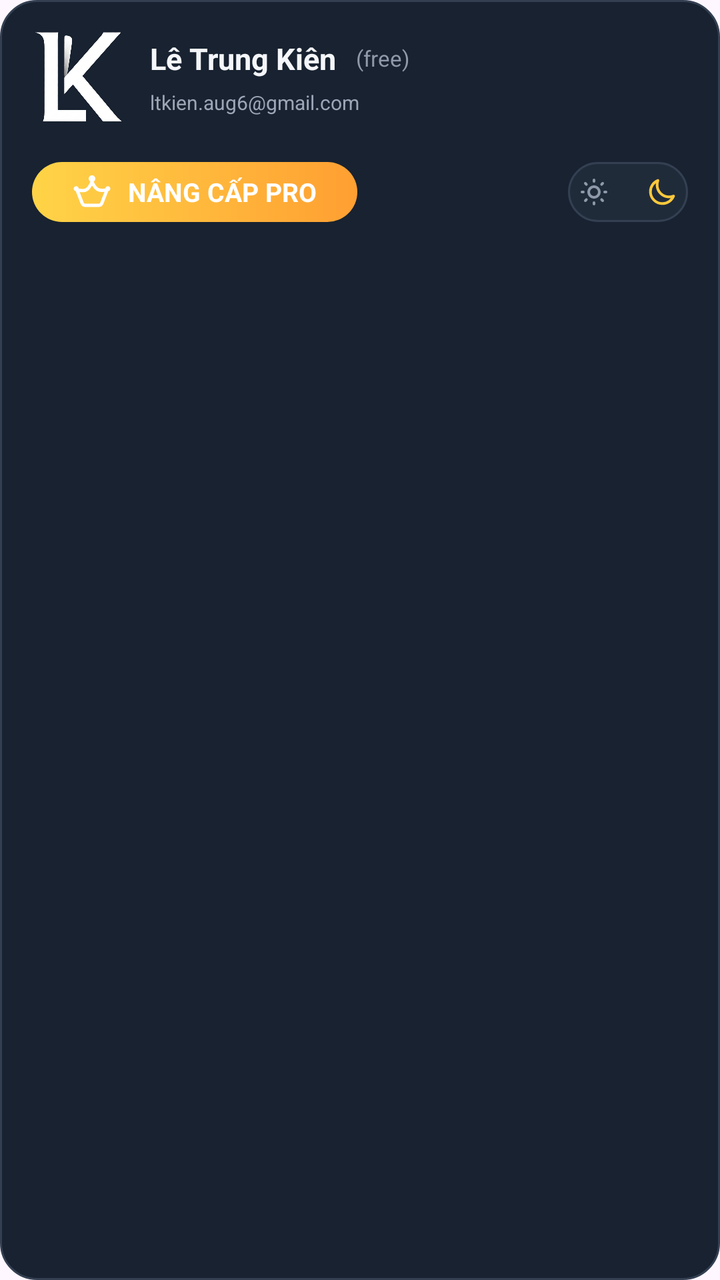
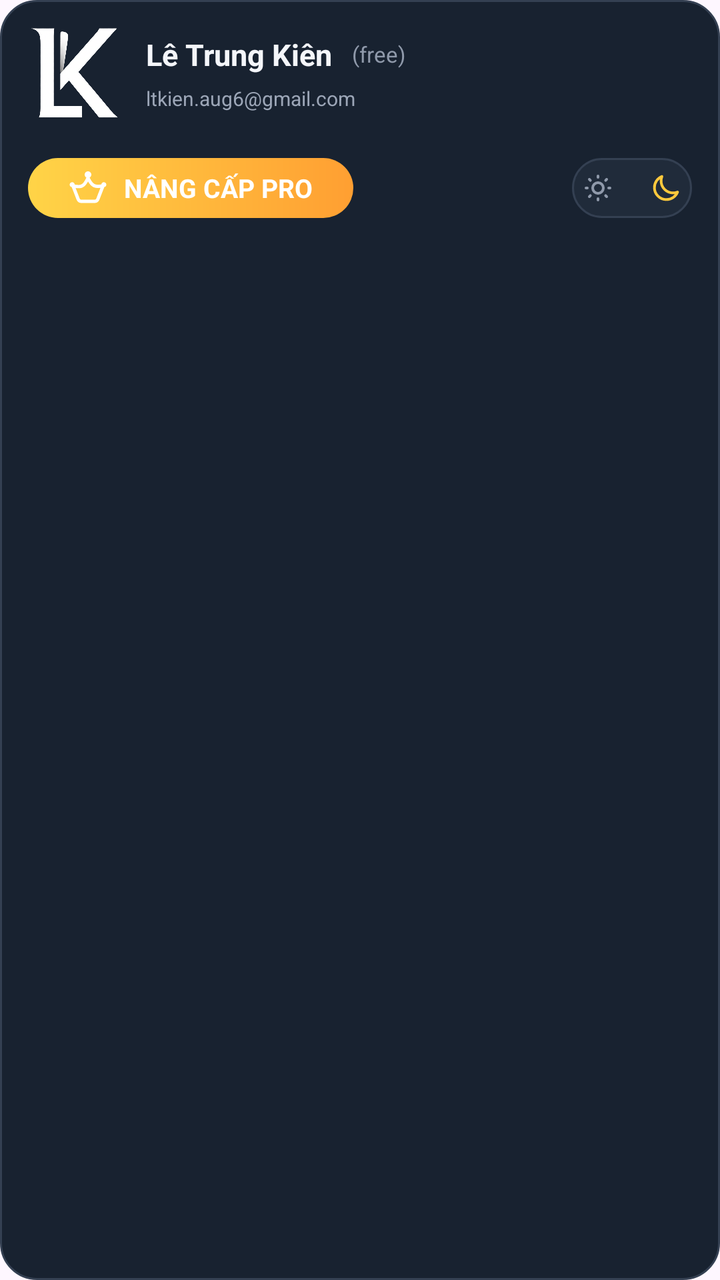

Two renders of the same Android screen: before a commit and after it. Below are the layout's source before the change and the commit's diff.
<!-- AndroidManifest.xml: application theme Theme.Kenglish -->
<!-- res/layout/canhan_thongtinnguoidung.xml -->
<?xml version="1.0" encoding="utf-8"?>
<LinearLayout xmlns:android="http://schemas.android.com/apk/res/android"
    xmlns:app="http://schemas.android.com/apk/res-auto"
    android:id="@+id/card_thong_tin_nguoi_dung"
    android:layout_width="match_parent"
    android:layout_height="wrap_content"
    android:layout_marginBottom="16dp"
    android:background="@drawable/nen_canhan_card"
    android:orientation="vertical"
    android:padding="16dp"
    android:clickable="true"
    android:focusable="true">


    
    <LinearLayout
        android:layout_width="match_parent"
        android:layout_height="wrap_content"
        android:gravity="center_vertical"
        android:orientation="horizontal">


        
        <ImageView
            android:id="@+id/img_anh_dai_dien"
            android:layout_width="45dp"
            android:layout_height="45dp"
            android:contentDescription="Ảnh đại diện"
            android:src="@drawable/nen_anh_dai_dien"
            android:scaleType="centerCrop" />


        
        <LinearLayout
            android:layout_width="0dp"
            android:layout_height="wrap_content"
            android:layout_marginStart="14dp"
            android:layout_weight="1"
            android:orientation="vertical">


            
            <LinearLayout
                android:layout_width="wrap_content"
                android:layout_height="wrap_content"
                android:gravity="center_vertical"
                android:orientation="horizontal">

                <TextView
                    android:id="@+id/txt_ho_ten"
                    android:layout_width="wrap_content"
                    android:layout_height="wrap_content"
                    android:text="Lê Trung Kiên"
                    android:textColor="#F4F6FA"
                    android:textSize="15sp"
                    android:textStyle="bold" />

                <TextView
                    android:id="@+id/txt_loai_tai_khoan"
                    android:layout_width="wrap_content"
                    android:layout_height="wrap_content"
                    android:layout_marginStart="10dp"
                    android:text="(free)"
                    android:textColor="#8F99AA"
                    android:textSize="11sp" />

            </LinearLayout>


            
            <TextView
                android:id="@+id/txt_email"
                android:layout_width="wrap_content"
                android:layout_height="wrap_content"
                android:layout_marginTop="5dp"
                android:text="ltkien.aug6@gmail.com"
                android:textColor="#9CA6B7"
                android:textSize="10sp" />

        </LinearLayout>

    </LinearLayout>


    
    <LinearLayout
        android:layout_width="match_parent"
        android:layout_height="wrap_content"
        android:layout_marginTop="20dp"
        android:gravity="center_vertical"
        android:orientation="horizontal">


        
        <LinearLayout
            android:id="@+id/btn_nang_cap_pro"
            android:layout_width="wrap_content"
            android:layout_height="30dp"
            android:background="@drawable/nen_canhan_pro"
            android:clickable="true"
            android:focusable="true"
            android:gravity="center"
            android:orientation="horizontal"
            android:paddingStart="20dp"
            android:paddingEnd="20dp">

            
            <ImageView
                android:layout_width="20dp"
                android:layout_height="20dp"
                android:contentDescription="PRO"
                app:srcCompat="@drawable/ic_vip"
                app:tint="#FFFFFF" />

            
            <TextView
                android:layout_width="wrap_content"
                android:layout_height="wrap_content"
                android:layout_marginStart="8dp"
                android:text="NÂNG CẤP PRO"
                android:textColor="#FFFFFF"
                android:textSize="13sp"
                android:textStyle="bold" />

        </LinearLayout>


        
        <Space
            android:layout_width="0dp"
            android:layout_height="1dp"
            android:layout_weight="1" />


        
        <LinearLayout
            android:id="@+id/btn_che_do_giao_dien"
            android:layout_width="60dp"
            android:layout_height="30dp"
            android:background="@drawable/nen_canhan_chedo"
            android:clickable="true"
            android:focusable="true"
            android:gravity="center"
            android:orientation="horizontal">

            
            <ImageView
                android:id="@+id/img_che_do_sang"
                android:layout_width="16dp"
                android:layout_height="16dp"
                android:contentDescription="Chế độ sáng"
                app:srcCompat="@drawable/ic_mattroi"
                app:tint="#8F99AA" />

            
            <ImageView
                android:id="@+id/img_che_do_toi"
                android:layout_width="16dp"
                android:layout_height="16dp"
                android:layout_marginStart="18dp"
                android:contentDescription="Chế độ tối"
                app:srcCompat="@drawable/ic_mattrang"
                app:tint="#FFC93C" />

        </LinearLayout>

    </LinearLayout>

</LinearLayout>
<!-- resources referenced by this layout -->
<resources>
  <!-- drawable ic_mattrang (drawable) -->
  <vector xmlns:android="http://schemas.android.com/apk/res/android"
      android:width="800dp"
      android:height="800dp"
      android:viewportWidth="24"
      android:viewportHeight="24">
    <path
        android:pathData="M3.32,11.684C3.32,16.654 7.35,20.684 12.32,20.684C16.108,20.684 19.348,18.344 20.677,15.032C19.64,15.449 18.506,15.683 17.32,15.683C12.35,15.683 8.32,11.654 8.32,6.683C8.32,5.503 8.552,4.363 8.965,3.33C5.656,4.66 3.32,7.899 3.32,11.684Z"
        android:strokeLineJoin="round"
        android:strokeWidth="2"
        android:fillColor="#00000000"
        android:strokeColor="#000000"
        android:strokeLineCap="round"/>
  </vector>
  <!-- drawable ic_mattroi (drawable) -->
  <vector xmlns:android="http://schemas.android.com/apk/res/android"
      android:width="800dp"
      android:height="800dp"
      android:viewportWidth="24"
      android:viewportHeight="24">
    <path
        android:pathData="M12,3V4M12,20V21M4,12H3M6.314,6.314L5.5,5.5M17.686,6.314L18.5,5.5M6.314,17.69L5.5,18.5M17.686,17.69L18.5,18.5M21,12H20M16,12C16,14.209 14.209,16 12,16C9.791,16 8,14.209 8,12C8,9.791 9.791,8 12,8C14.209,8 16,9.791 16,12Z"
        android:strokeLineJoin="round"
        android:strokeWidth="2"
        android:fillColor="#00000000"
        android:strokeColor="#000000"
        android:strokeLineCap="round"/>
  </vector>
  <!-- drawable ic_vip (drawable) -->
  <vector xmlns:android="http://schemas.android.com/apk/res/android"
      android:width="800dp"
      android:height="800dp"
      android:viewportWidth="24"
      android:viewportHeight="24">
    <path
        android:pathData="M12.987,5.74C13.592,5.396 14,4.746 14,4C14,2.895 13.105,2 12,2C10.895,2 10,2.895 10,4C10,4.747 10.41,5.399 11.017,5.742L11.008,5.76C10.352,7.127 9.442,9.085 8.037,9.82C6.883,10.423 5.226,10.119 3.996,9.894C3.942,9.115 3.293,8.5 2.5,8.5C1.672,8.5 1,9.172 1,10C1,10.735 1.528,11.346 2.225,11.475L5.173,19.084C5.62,20.239 6.731,21 7.97,21L16.03,21C17.269,21 18.38,20.239 18.827,19.084L21.774,11.475C22.472,11.346 23,10.735 23,10C23,9.172 22.328,8.5 21.5,8.5C20.722,8.5 20.083,9.092 20.007,9.85C18.748,10.013 17.125,10.221 15.963,9.614C14.586,8.894 13.663,7.071 12.987,5.74ZM12.025,8.107C12.793,9.353 13.714,10.694 15.037,11.386C16.364,12.08 17.997,12.045 19.457,11.92L16.962,18.361C16.813,18.746 16.443,19 16.03,19L7.97,19C7.557,19 7.187,18.746 7.038,18.361L4.577,12.008C6.016,12.192 7.644,12.282 8.963,11.592C10.34,10.872 11.263,9.42 12.025,8.107Z"
        android:strokeWidth="1"
        android:fillColor="#09244B"
        android:fillType="evenOdd"
        android:strokeColor="#00000000"/>
  </vector>
  <!-- drawable nen_anh_dai_dien: png bitmap (drawable, 749297 bytes) -->
  <!-- drawable nen_canhan_card (drawable) -->
  <?xml version="1.0" encoding="utf-8"?>
  <shape
      xmlns:android="http://schemas.android.com/apk/res/android"
      android:shape="rectangle">
  
      <solid android:color="#182230" />
  
      <stroke
          android:width="1dp"
          android:color="#344052" />
  
      <corners android:radius="18dp" />
  
  </shape>
  <!-- drawable nen_canhan_chedo (drawable) -->
  <?xml version="1.0" encoding="utf-8"?>
  <shape xmlns:android="http://schemas.android.com/apk/res/android"
      android:shape="rectangle">
  
      <solid android:color="#202B3A" />
  
      <stroke
          android:width="1dp"
          android:color="#344052" />
  
      <corners android:radius="30dp" />
  
  </shape>
  <!-- drawable nen_canhan_pro (drawable) -->
  <?xml version="1.0" encoding="utf-8"?>
  <shape xmlns:android="http://schemas.android.com/apk/res/android"
      android:shape="rectangle">
  
      <gradient
          android:angle="0"
          android:startColor="#FFD447"
          android:endColor="#FF9F32" />
  
      <corners android:radius="30dp" />
  
  </shape>
  <style name="Theme.Kenglish" parent="Base.Theme.Kenglish" />
  <style name="Base.Theme.Kenglish" parent="Theme.Material3.DayNight.NoActionBar">
          
          
      </style>
</resources>

<!-- the commit's change to res/layout/canhan_thongtinnguoidung.xml (unified diff, before → after) -->
@@ -7,7 +7,7 @@
     android:layout_marginBottom="16dp"
     android:background="@drawable/nen_canhan_card"
     android:orientation="vertical"
-    android:padding="16dp"
+    android:padding="14dp"
     android:clickable="true"
     android:focusable="true">
 
